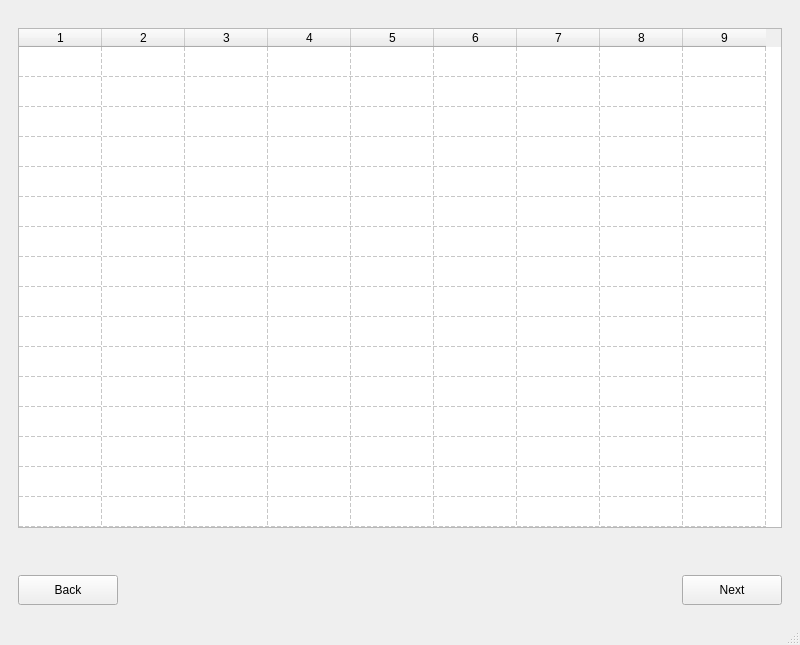
ben-wsh10/Product_Traceability, file Trace.ui: the form before one commit.
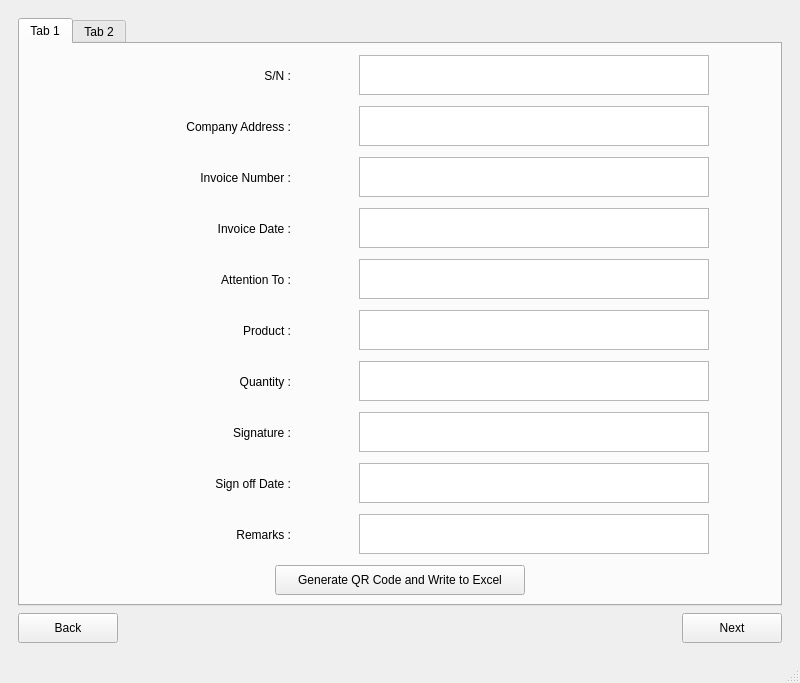
The form after the commit.

Commit message: write to CSV functionality

Patch:
```diff
--- a/Trace.ui
+++ b/Trace.ui
@@ -7,7 +7,7 @@
     <x>0</x>
     <y>0</y>
     <width>800</width>
-    <height>645</height>
+    <height>683</height>
    </rect>
   </property>
   <property name="windowTitle">
@@ -389,7 +389,7 @@
           </item>
          </layout>
         </widget>
-        <widget class="QWidget" name="page">
+        <widget class="QWidget" name="readExcelPage">
          <layout class="QVBoxLayout" name="verticalLayout_8">
           <item>
            <layout class="QVBoxLayout" name="verticalLayout_7">
@@ -464,7 +464,7 @@
                  <number>9</number>
                 </property>
                 <attribute name="horizontalHeaderVisible">
-                 <bool>true</bool>
+                 <bool>false</bool>
                 </attribute>
                 <attribute name="horizontalHeaderDefaultSectionSize">
                  <number>83</number>
@@ -608,6 +608,698 @@
           </item>
          </layout>
         </widget>
+        <widget class="QWidget" name="page">
+         <layout class="QVBoxLayout" name="verticalLayout_11">
+          <item>
+           <layout class="QVBoxLayout" name="verticalLayout_10">
+            <item>
+             <widget class="QTabWidget" name="tabWidget">
+              <property name="sizePolicy">
+               <sizepolicy hsizetype="Minimum" vsizetype="Minimum">
+                <horstretch>0</horstretch>
+                <verstretch>0</verstretch>
+               </sizepolicy>
+              </property>
+              <property name="minimumSize">
+               <size>
+                <width>750</width>
+                <height>550</height>
+               </size>
+              </property>
+              <property name="maximumSize">
+               <size>
+                <width>3000</width>
+                <height>6000</height>
+               </size>
+              </property>
+              <property name="currentIndex">
+               <number>0</number>
+              </property>
+              <widget class="QWidget" name="tab">
+               <attribute name="title">
+                <string>Tab 1</string>
+               </attribute>
+               <layout class="QVBoxLayout" name="verticalLayout_13">
+                <item>
+                 <layout class="QVBoxLayout" name="verticalLayout_12">
+                  <item>
+                   <layout class="QHBoxLayout" name="horizontalLayout_18">
+                    <property name="topMargin">
+                     <number>0</number>
+                    </property>
+                    <item>
+                     <widget class="QLabel" name="label">
+                      <property name="sizePolicy">
+                       <sizepolicy hsizetype="Minimum" vsizetype="Minimum">
+                        <horstretch>0</horstretch>
+                        <verstretch>0</verstretch>
+                       </sizepolicy>
+                      </property>
+                      <property name="minimumSize">
+                       <size>
+                        <width>200</width>
+                        <height>45</height>
+                       </size>
+                      </property>
+                      <property name="maximumSize">
+                       <size>
+                        <width>200</width>
+                        <height>45</height>
+                       </size>
+                      </property>
+                      <property name="text">
+                       <string>S/N :</string>
+                      </property>
+                      <property name="alignment">
+                       <set>Qt::AlignRight|Qt::AlignTrailing|Qt::AlignVCenter</set>
+                      </property>
+                     </widget>
+                    </item>
+                    <item>
+                     <widget class="QPlainTextEdit" name="counterTextEdit">
+                      <property name="sizePolicy">
+                       <sizepolicy hsizetype="Minimum" vsizetype="Minimum">
+                        <horstretch>0</horstretch>
+                        <verstretch>0</verstretch>
+                       </sizepolicy>
+                      </property>
+                      <property name="minimumSize">
+                       <size>
+                        <width>350</width>
+                        <height>40</height>
+                       </size>
+                      </property>
+                      <property name="maximumSize">
+                       <size>
+                        <width>350</width>
+                        <height>40</height>
+                       </size>
+                      </property>
+                     </widget>
+                    </item>
+                   </layout>
+                  </item>
+                  <item>
+                   <layout class="QHBoxLayout" name="horizontalLayout_17">
+                    <property name="topMargin">
+                     <number>0</number>
+                    </property>
+                    <item>
+                     <widget class="QLabel" name="label_2">
+                      <property name="sizePolicy">
+                       <sizepolicy hsizetype="Minimum" vsizetype="Minimum">
+                        <horstretch>0</horstretch>
+                        <verstretch>0</verstretch>
+                       </sizepolicy>
+                      </property>
+                      <property name="minimumSize">
+                       <size>
+                        <width>200</width>
+                        <height>45</height>
+                       </size>
+                      </property>
+                      <property name="maximumSize">
+                       <size>
+                        <width>200</width>
+                        <height>45</height>
+                       </size>
+                      </property>
+                      <property name="text">
+                       <string>Company Address :</string>
+                      </property>
+                      <property name="alignment">
+                       <set>Qt::AlignRight|Qt::AlignTrailing|Qt::AlignVCenter</set>
+                      </property>
+                     </widget>
+                    </item>
+                    <item>
+                     <widget class="QPlainTextEdit" name="cAddressTextEdit">
+                      <property name="sizePolicy">
+                       <sizepolicy hsizetype="Minimum" vsizetype="Minimum">
+                        <horstretch>0</horstretch>
+                        <verstretch>0</verstretch>
+                       </sizepolicy>
+                      </property>
+                      <property name="minimumSize">
+                       <size>
+                        <width>350</width>
+                        <height>40</height>
+                       </size>
+                      </property>
+                      <property name="maximumSize">
+                       <size>
+                        <width>200</width>
+                        <height>40</height>
+                       </size>
+                      </property>
+                     </widget>
+                    </item>
+                   </layout>
+                  </item>
+                  <item>
+                   <layout class="QHBoxLayout" name="horizontalLayout_16">
+                    <property name="topMargin">
+                     <number>0</number>
+                    </property>
+                    <item>
+                     <widget class="QLabel" name="label_3">
+                      <property name="sizePolicy">
+                       <sizepolicy hsizetype="Minimum" vsizetype="Minimum">
+                        <horstretch>0</horstretch>
+                        <verstretch>0</verstretch>
+                       </sizepolicy>
+                      </property>
+                      <property name="minimumSize">
+                       <size>
+                        <width>200</width>
+                        <height>45</height>
+                       </size>
+                      </property>
+                      <property name="maximumSize">
+                       <size>
+                        <width>200</width>
+                        <height>45</height>
+                       </size>
+                      </property>
+                      <property name="text">
+                       <string>Invoice Number :</string>
+                      </property>
+                      <property name="alignment">
+                       <set>Qt::AlignRight|Qt::AlignTrailing|Qt::AlignVCenter</set>
+                      </property>
+                     </widget>
+                    </item>
+                    <item>
+                     <widget class="QPlainTextEdit" name="iNumberTextEdit">
+                      <property name="sizePolicy">
+                       <sizepolicy hsizetype="Minimum" vsizetype="Minimum">
+                        <horstretch>0</horstretch>
+                        <verstretch>0</verstretch>
+                       </sizepolicy>
+                      </property>
+                      <property name="minimumSize">
+                       <size>
+                        <width>350</width>
+                        <height>40</height>
+                       </size>
+                      </property>
+                      <property name="maximumSize">
+                       <size>
+                        <width>350</width>
+                        <height>40</height>
+                       </size>
+                      </property>
+                     </widget>
+                    </item>
+                   </layout>
+                  </item>
+                  <item>
+                   <layout class="QHBoxLayout" name="horizontalLayout_15">
+                    <property name="topMargin">
+                     <number>0</number>
+                    </property>
+                    <item>
+                     <widget class="QLabel" name="label_4">
+                      <property name="sizePolicy">
+                       <sizepolicy hsizetype="Minimum" vsizetype="Minimum">
+                        <horstretch>0</horstretch>
+                        <verstretch>0</verstretch>
+                       </sizepolicy>
+                      </property>
+                      <property name="minimumSize">
+                       <size>
+                        <width>200</width>
+                        <height>45</height>
+                       </size>
+                      </property>
+                      <property name="maximumSize">
+                       <size>
+                        <width>200</width>
+                        <height>45</height>
+                       </size>
+                      </property>
+                      <property name="text">
+                       <string>Invoice Date :</string>
+                      </property>
+                      <property name="alignment">
+                       <set>Qt::AlignRight|Qt::AlignTrailing|Qt::AlignVCenter</set>
+                      </property>
+                     </widget>
+                    </item>
+                    <item>
+                     <widget class="QPlainTextEdit" name="iDateTextEdit">
+                      <property name="sizePolicy">
+                       <sizepolicy hsizetype="Minimum" vsizetype="Minimum">
+                        <horstretch>0</horstretch>
+                        <verstretch>0</verstretch>
+                       </sizepolicy>
+                      </property>
+                      <property name="minimumSize">
+                       <size>
+                        <width>350</width>
+                        <height>40</height>
+                       </size>
+                      </property>
+                      <property name="maximumSize">
+                       <size>
+                        <width>350</width>
+                        <height>40</height>
+                       </size>
+                      </property>
+                     </widget>
+                    </item>
+                   </layout>
+                  </item>
+                  <item>
+                   <layout class="QHBoxLayout" name="horizontalLayout_14">
+                    <property name="topMargin">
+                     <number>0</number>
+                    </property>
+                    <item>
+                     <widget class="QLabel" name="label_5">
+                      <property name="sizePolicy">
+                       <sizepolicy hsizetype="Minimum" vsizetype="Minimum">
+                        <horstretch>0</horstretch>
+                        <verstretch>0</verstretch>
+                       </sizepolicy>
+                      </property>
+                      <property name="minimumSize">
+                       <size>
+                        <width>200</width>
+                        <height>45</height>
+                       </size>
+                      </property>
+                      <property name="maximumSize">
+                       <size>
+                        <width>200</width>
+                        <height>45</height>
+                       </size>
+                      </property>
+                      <property name="text">
+                       <string>Attention To :</string>
+                      </property>
+                      <property name="alignment">
+                       <set>Qt::AlignRight|Qt::AlignTrailing|Qt::AlignVCenter</set>
+                      </property>
+                     </widget>
+                    </item>
+                    <item>
+                     <widget class="QPlainTextEdit" name="aToTextEdit">
+                      <property name="sizePolicy">
+                       <sizepolicy hsizetype="Minimum" vsizetype="Minimum">
+                        <horstretch>0</horstretch>
+                        <verstretch>0</verstretch>
+                       </sizepolicy>
+                      </property>
+                      <property name="minimumSize">
+                       <size>
+                        <width>350</width>
+                        <height>40</height>
+                       </size>
+                      </property>
+                      <property name="maximumSize">
+                       <size>
+                        <width>350</width>
+                        <height>40</height>
+                       </size>
+                      </property>
+                     </widget>
+                    </item>
+                   </layout>
+                  </item>
+                  <item>
+                   <layout class="QHBoxLayout" name="horizontalLayout_9">
+                    <property name="topMargin">
+                     <number>0</number>
+                    </property>
+                    <item>
+                     <widget class="QLabel" name="label_6">
+                      <property name="sizePolicy">
+                       <sizepolicy hsizetype="Minimum" vsizetype="Minimum">
+                        <horstretch>0</horstretch>
+                        <verstretch>0</verstretch>
+                       </sizepolicy>
+                      </property>
+                      <property name="minimumSize">
+                       <size>
+                        <width>200</width>
+                        <height>45</height>
+                       </size>
+                      </property>
+                      <property name="maximumSize">
+                       <size>
+                        <width>200</width>
+                        <height>45</height>
+                       </size>
+                      </property>
+                      <property name="text">
+                       <string>Product :</string>
+                      </property>
+                      <property name="alignment">
+                       <set>Qt::AlignRight|Qt::AlignTrailing|Qt::AlignVCenter</set>
+                      </property>
+                     </widget>
+                    </item>
+                    <item>
+                     <widget class="QPlainTextEdit" name="productTextEdit">
+                      <property name="sizePolicy">
+                       <sizepolicy hsizetype="Minimum" vsizetype="Minimum">
+                        <horstretch>0</horstretch>
+                        <verstretch>0</verstretch>
+                       </sizepolicy>
+                      </property>
+                      <property name="minimumSize">
+                       <size>
+                        <width>350</width>
+                        <height>40</height>
+                       </size>
+                      </property>
+                      <property name="maximumSize">
+                       <size>
+                        <width>350</width>
+                        <height>40</height>
+                       </size>
+                      </property>
+                     </widget>
+                    </item>
+                   </layout>
+                  </item>
+                  <item>
+                   <layout class="QHBoxLayout" name="horizontalLayout_10">
+                    <property name="topMargin">
+                     <number>0</number>
+                    </property>
+                    <item>
+                     <widget class="QLabel" name="label_7">
+                      <property name="sizePolicy">
+                       <sizepolicy hsizetype="Minimum" vsizetype="Minimum">
+                        <horstretch>0</horstretch>
+                        <verstretch>0</verstretch>
+                       </sizepolicy>
+                      </property>
+                      <property name="minimumSize">
+                       <size>
+                        <width>200</width>
+                        <height>45</height>
+                       </size>
+                      </property>
+                      <property name="maximumSize">
+                       <size>
+                        <width>200</width>
+                        <height>45</height>
+                       </size>
+                      </property>
+                      <property name="text">
+                       <string>Quantity :</string>
+                      </property>
+                      <property name="alignment">
+                       <set>Qt::AlignRight|Qt::AlignTrailing|Qt::AlignVCenter</set>
+                      </property>
+                     </widget>
+                    </item>
+                    <item>
+                     <widget class="QPlainTextEdit" name="quantityTextEdit">
+                      <property name="sizePolicy">
+                       <sizepolicy hsizetype="Minimum" vsizetype="Minimum">
+                        <horstretch>0</horstretch>
+                        <verstretch>0</verstretch>
+                       </sizepolicy>
+                      </property>
+                      <property name="minimumSize">
+                       <size>
+                        <width>350</width>
+                        <height>40</height>
+                       </size>
+                      </property>
+                      <property name="maximumSize">
+                       <size>
+                        <width>350</width>
+                        <height>40</height>
+                       </size>
+                      </property>
+                     </widget>
+                    </item>
+                   </layout>
+                  </item>
+                  <item>
+                   <layout class="QHBoxLayout" name="horizontalLayout_11">
+                    <property name="topMargin">
+                     <number>0</number>
+                    </property>
+                    <item>
+                     <widget class="QLabel" name="label_8">
+                      <property name="sizePolicy">
+                       <sizepolicy hsizetype="Minimum" vsizetype="Minimum">
+                        <horstretch>0</horstretch>
+                        <verstretch>0</verstretch>
+                       </sizepolicy>
+                      </property>
+                      <property name="minimumSize">
+                       <size>
+                        <width>200</width>
+                        <height>45</height>
+                       </size>
+                      </property>
+                      <property name="maximumSize">
+                       <size>
+                        <width>200</width>
+                        <height>45</height>
+                       </size>
+                      </property>
+                      <property name="text">
+                       <string>Signature :</string>
+                      </property>
+                      <property name="alignment">
+                       <set>Qt::AlignRight|Qt::AlignTrailing|Qt::AlignVCenter</set>
+                      </property>
+                     </widget>
+                    </item>
+                    <item>
+                     <widget class="QPlainTextEdit" name="signatureTextEdit">
+                      <property name="sizePolicy">
+                       <sizepolicy hsizetype="Minimum" vsizetype="Minimum">
+                        <horstretch>0</horstretch>
+                        <verstretch>0</verstretch>
+                       </sizepolicy>
+                      </property>
+                      <property name="minimumSize">
+                       <size>
+                        <width>350</width>
+                        <height>40</height>
+                       </size>
+                      </property>
+                      <property name="maximumSize">
+                       <size>
+                        <width>350</width>
+                        <height>40</height>
+                       </size>
+                      </property>
+                     </widget>
+                    </item>
+                   </layout>
+                  </item>
+                  <item>
+                   <layout class="QHBoxLayout" name="horizontalLayout_12">
+                    <property name="topMargin">
+                     <number>0</number>
+                    </property>
+                    <item>
+                     <widget class="QLabel" name="label_9">
+                      <property name="sizePolicy">
+                       <sizepolicy hsizetype="Minimum" vsizetype="Minimum">
+                        <horstretch>0</horstretch>
+                        <verstretch>0</verstretch>
+                       </sizepolicy>
+                      </property>
+                      <property name="minimumSize">
+                       <size>
+                        <width>200</width>
+                        <height>45</height>
+                       </size>
+                      </property>
+                      <property name="maximumSize">
+                       <size>
+                        <width>200</width>
+                        <height>45</height>
+                       </size>
+                      </property>
+                      <property name="text">
+                       <string>Sign off Date :</string>
+                      </property>
+                      <property name="alignment">
+                       <set>Qt::AlignRight|Qt::AlignTrailing|Qt::AlignVCenter</set>
+                      </property>
+                     </widget>
+                    </item>
+                    <item>
+                     <widget class="QPlainTextEdit" name="sODateTextEdit">
+                      <property name="sizePolicy">
+                       <sizepolicy hsizetype="Minimum" vsizetype="Minimum">
+                        <horstretch>0</horstretch>
+                        <verstretch>0</verstretch>
+                       </sizepolicy>
+                      </property>
+                      <property name="minimumSize">
+                       <size>
+                        <width>350</width>
+                        <height>40</height>
+                       </size>
+                      </property>
+                      <property name="maximumSize">
+                       <size>
+                        <width>350</width>
+                        <height>40</height>
+                       </size>
+                      </property>
+                     </widget>
+                    </item>
+                   </layout>
+                  </item>
+                  <item>
+                   <layout class="QHBoxLayout" name="horizontalLayout_13">
+                    <property name="topMargin">
+                     <number>0</number>
+                    </property>
+                    <item>
+                     <widget class="QLabel" name="label_10">
+                      <property name="sizePolicy">
+                       <sizepolicy hsizetype="Minimum" vsizetype="Minimum">
+                        <horstretch>0</horstretch>
+                        <verstretch>0</verstretch>
+                       </sizepolicy>
+                      </property>
+                      <property name="minimumSize">
+                       <size>
+                        <width>200</width>
+                        <height>45</height>
+                       </size>
+                      </property>
+                      <property name="maximumSize">
+                       <size>
+                        <width>200</width>
+                        <height>45</height>
+                       </size>
+                      </property>
+                      <property name="text">
+                       <string>Remarks :</string>
+                      </property>
+                      <property name="alignment">
+                       <set>Qt::AlignRight|Qt::AlignTrailing|Qt::AlignVCenter</set>
+                      </property>
+                     </widget>
+                    </item>
+                    <item>
+                     <widget class="QPlainTextEdit" name="remarksTextEdit">
+                      <property name="sizePolicy">
+                       <sizepolicy hsizetype="Minimum" vsizetype="Minimum">
+                        <horstretch>0</horstretch>
+                        <verstretch>0</verstretch>
+                       </sizepolicy>
+                      </property>
+                      <property name="minimumSize">
+                       <size>
+                        <width>350</width>
+                        <height>40</height>
+                       </size>
+                      </property>
+                      <property name="maximumSize">
+                       <size>
+                        <width>350</width>
+                        <height>40</height>
+                       </size>
+                      </property>
+                     </widget>
+                    </item>
+                   </layout>
+                  </item>
+                 </layout>
+                </item>
+                <item alignment="Qt::AlignHCenter|Qt::AlignBottom">
+                 <widget class="QPushButton" name="writeButton">
+                  <property name="sizePolicy">
+                   <sizepolicy hsizetype="Minimum" vsizetype="Minimum">
+                    <horstretch>0</horstretch>
+                    <verstretch>0</verstretch>
+                   </sizepolicy>
+                  </property>
+                  <property name="minimumSize">
+                   <size>
+                    <width>250</width>
+                    <height>30</height>
+                   </size>
+                  </property>
+                  <property name="maximumSize">
+                   <size>
+                    <width>250</width>
+                    <height>30</height>
+                   </size>
+                  </property>
+                  <property name="text">
+                   <string>Generate QR Code and Write to Excel</string>
+                  </property>
+                 </widget>
+                </item>
+               </layout>
+              </widget>
+              <widget class="QWidget" name="tab_2">
+               <attribute name="title">
+                <string>Tab 2</string>
+               </attribute>
+              </widget>
+             </widget>
+            </item>
+            <item>
+             <layout class="QHBoxLayout" name="horizontalLayout_8">
+              <item alignment="Qt::AlignLeft|Qt::AlignBottom">
+               <widget class="QPushButton" name="backButton4">
+                <property name="sizePolicy">
+                 <sizepolicy hsizetype="Minimum" vsizetype="Minimum">
+                  <horstretch>0</horstretch>
+                  <verstretch>0</verstretch>
+                 </sizepolicy>
+                </property>
+                <property name="minimumSize">
+                 <size>
+                  <width>100</width>
+                  <height>30</height>
+                 </size>
+                </property>
+                <property name="maximumSize">
+                 <size>
+                  <width>100</width>
+                  <height>30</height>
+                 </size>
+                </property>
+                <property name="text">
+                 <string>Back</string>
+                </property>
+               </widget>
+              </item>
+              <item alignment="Qt::AlignRight|Qt::AlignBottom">
+               <widget class="QPushButton" name="nextButton2">
+                <property name="minimumSize">
+                 <size>
+                  <width>100</width>
+                  <height>30</height>
+                 </size>
+                </property>
+                <property name="maximumSize">
+                 <size>
+                  <width>100</width>
+                  <height>30</height>
+                 </size>
+                </property>
+                <property name="text">
+                 <string>Next</string>
+                </property>
+               </widget>
+              </item>
+             </layout>
+            </item>
+           </layout>
+          </item>
+         </layout>
+        </widget>
        </widget>
       </item>
      </layout>
```
Left out of the diff: 4 changed lines with no effect on the pictures. The commit also changes 2 other files.
